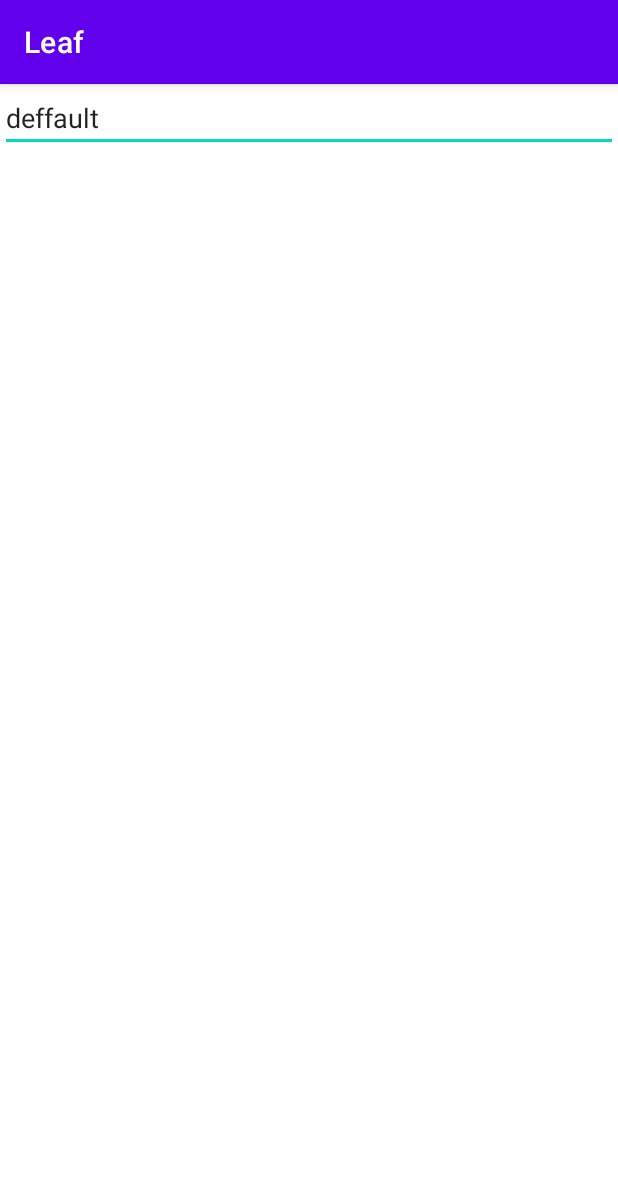
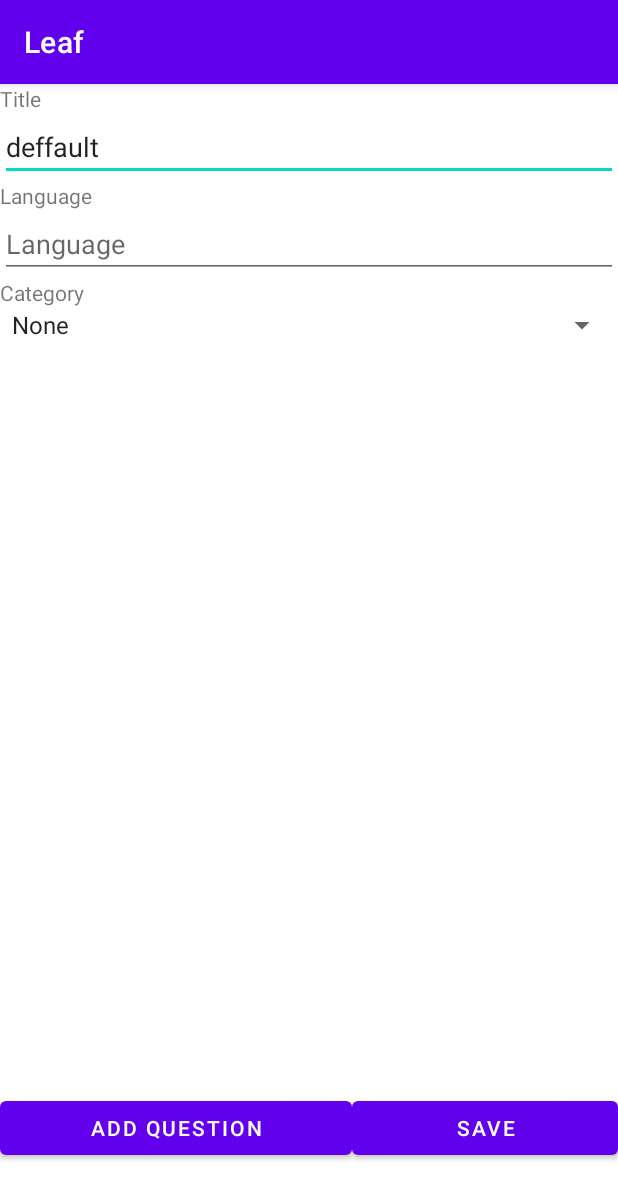
Before and after one commit to XavierRM/Leaf, an Android app: the screen it shows after launch (ListQuizActivity), after a tap on "CREATE", on a phone screen of 412 x 824 dp. Shown: the top 1199 px of the screen. Run offline under Robolectric (Android 15) with nearby library versions, the phone set to English and light mode, and no system bars; our stand-ins replace Firebase (no records; nobody signed in at launch, a user with empty details on screens opened directly); 5 statements that could not run were skipped.

Commit message:
Added category search

```diff
--- a/app/src/main/java/com/grupo22/Leaf/MainActivity.java
+++ b/app/src/main/java/com/grupo22/Leaf/MainActivity.java
@@ -15,10 +15,13 @@ import android.view.Menu;
 import android.view.MenuInflater;
 import android.view.MenuItem;
 import android.view.View;
+import android.widget.AdapterView;
+import android.widget.ArrayAdapter;
 import android.widget.Button;
 import android.widget.CompoundButton;
 import android.widget.EditText;
 import android.widget.ImageButton;
+import android.widget.Spinner;
 import android.widget.Switch;
 import android.widget.TextView;
 import android.widget.Toast;
@@ -51,6 +54,12 @@ public class MainActivity extends AppCompatActivity implements DecksView {
 
     EditText etTitle;
 
+    Spinner categorySpinner;
+
+    Button butSearch;
+
+    ArrayAdapter<CharSequence> spinnerAdapter;
+
     @Override
     protected void onCreate(Bundle savedInstanceState) {
         super.onCreate(savedInstanceState);
@@ -61,6 +70,8 @@ public class MainActivity extends AppCompatActivity implements DecksView {
         createDeckBut = findViewById(R.id.create_deck_but);
         userDecksSwitch = findViewById(R.id.sw_decks);
         etTitle = findViewById(R.id.et_search_title);
+        categorySpinner = findViewById(R.id.spinner_categ_main);
+        butSearch = findViewById(R.id.but_search);
 
         //Log.d("_TAG","Button exists with text: "+createDeckBut.getText().toString());
 
@@ -111,6 +122,18 @@ public class MainActivity extends AppCompatActivity implements DecksView {
                 mPresenter.switchDecksChanged();
             }
         });
+
+        butSearch.setOnClickListener(new View.OnClickListener() {
+            @Override
+            public void onClick(View view) {
+                mPresenter.initFlow();
+            }
+        });
+
+        spinnerAdapter = ArrayAdapter.createFromResource(this,
+                R.array.categs_array, android.R.layout.simple_spinner_item);
+
+        categorySpinner.setAdapter(spinnerAdapter);
     }
 
 
@@ -152,6 +175,11 @@ public class MainActivity extends AppCompatActivity implements DecksView {
     }
 
     @Override
+    public String getCategory(){
+        return spinnerAdapter.getItem(categorySpinner.getSelectedItemPosition()).toString();
+    }
+
+    @Override
     public boolean onOptionsItemSelected(@NonNull MenuItem item) {
         switch (item.getItemId()) {
             case R.id.registry_menu_item:
--- a/app/src/main/java/com/grupo22/Leaf/decksmain/adapter/DecksAdapter.java
+++ b/app/src/main/java/com/grupo22/Leaf/decksmain/adapter/DecksAdapter.java
@@ -47,7 +47,7 @@ public class DecksAdapter extends RecyclerView.Adapter<DecksAdapter.DeckHolder>
         }
         public void bind(DeckViewModel deckViewModel) {
             title.setText(deckViewModel.getTitle());
-            id.setText(deckViewModel.getId());
+            id.setText(deckViewModel.getCategory());
             editButton.setOnClickListener(new View.OnClickListener() {
                 @RequiresApi(api = Build.VERSION_CODES.O)
                 @Override
--- a/app/src/main/java/com/grupo22/Leaf/decksmain/presenter/DecksPresenterImp.java
+++ b/app/src/main/java/com/grupo22/Leaf/decksmain/presenter/DecksPresenterImp.java
@@ -61,6 +61,7 @@ public class DecksPresenterImp implements DecksPresenter {
         Log.d("_TAG",uid);
 
         String titleSearch = decksView.getTitleValue();
+        String category = decksView.getCategory();
 
         if(onlyUserDecks) {
             mUserService.getUser(uid, user -> {
@@ -68,7 +69,7 @@ public class DecksPresenterImp implements DecksPresenter {
                     //Temporal
                     List<Deck> newDecks = new ArrayList<Deck>();
                     for (Deck d : decks) {
-                        if (user.getUserDecks().contains(d.getId()) && d.getTitle().contains(titleSearch)) {
+                        if (user.getUserDecks().contains(d.getId()) && d.getTitle().contains(titleSearch) && (category.equals("None") || category.equals(d.getCategory()))) {
                             newDecks.add(d);
                         }
                     }
@@ -81,7 +82,7 @@ public class DecksPresenterImp implements DecksPresenter {
             mDeckService.searchDecks("", decks -> {
                 List<Deck> newDecks = new ArrayList<Deck>();
                 for (Deck d : decks) {
-                    if (d.getTitle().contains(titleSearch)) {
+                    if (d.getTitle().contains(titleSearch) && (category.equals("None") || category.equals(d.getCategory()))) {
                         newDecks.add(d);
                     }
                 }
--- a/app/src/main/java/com/grupo22/Leaf/decksmain/presenter/DecksView.java
+++ b/app/src/main/java/com/grupo22/Leaf/decksmain/presenter/DecksView.java
@@ -17,4 +17,6 @@ public interface DecksView {
     void setLoadingIndicatorVisibility(boolean show);
 
     String getTitleValue();
+
+    String getCategory();
 }
--- a/app/src/main/java/com/grupo22/Leaf/edit/ListQuizActivity.java
+++ b/app/src/main/java/com/grupo22/Leaf/edit/ListQuizActivity.java
@@ -13,8 +13,11 @@ import android.os.Build;
 import android.os.Bundle;
 import android.util.Log;
 import android.view.View;
+import android.widget.AdapterView;
+import android.widget.ArrayAdapter;
 import android.widget.Button;
 import android.widget.EditText;
+import android.widget.Spinner;
 import android.widget.TextView;
 import android.widget.Toast;
 
@@ -40,6 +43,7 @@ public class ListQuizActivity extends AppCompatActivity implements QuizzesView {
     EditText deckTitle;
     Button addQuizButton, saveButton;
     Deck deck;
+    Spinner categorySpinner;
     int lastEditPosition = 0;
 
     ProgressDialog progressDialog;
@@ -107,6 +111,7 @@ public class ListQuizActivity extends AppCompatActivity implements QuizzesView {
         deckTitle = findViewById(R.id.edit_deck_title_et);
         addQuizButton = findViewById(R.id.add_quiz_button);
         saveButton = findViewById(R.id.save_quizzes_button);
+        categorySpinner = findViewById(R.id.spinner_categ_edit_deck);
 
         setUpView();
 
@@ -121,6 +126,7 @@ public class ListQuizActivity extends AppCompatActivity implements QuizzesView {
             @Override
             public void onClick(View view) {
                 deck.setTitle(deckTitle.getText().toString());
+                Log.d("_TAG","Deck category is: "+deck.getCategory());
                 mDeckService.updateDeck(deck);
                 finish();
             }
@@ -159,6 +165,31 @@ public class ListQuizActivity extends AppCompatActivity implements QuizzesView {
                 my_startActivityForResultAddQuiz.launch(intent);
             }
         });
+
+        //ArrayAdapter<String> spinnerAdapter = new ArrayAdapter<>(this, android.R.layout.simple_spinner_dropdown_item, items);
+        ArrayAdapter<CharSequence> spinnerAdapter = ArrayAdapter.createFromResource(this,
+                R.array.categs_array, android.R.layout.simple_spinner_item);
+
+        categorySpinner.setAdapter(spinnerAdapter);
+
+        for (int i=0; i<spinnerAdapter.getCount(); i++){
+            if (spinnerAdapter.getItem(i).toString().equals(deck.getCategory())){
+                categorySpinner.setSelection(i);
+            }
+        }
+
+        categorySpinner.setOnItemSelectedListener(new AdapterView.OnItemSelectedListener() {
+            @Override
+            public void onItemSelected(AdapterView<?> adapterView, View view, int i, long l) {
+                Log.d("_TAG","Category: "+adapterView.getItemAtPosition(i).toString());
+                deck.setCategory(adapterView.getItemAtPosition(i).toString());
+            }
+
+            @Override
+            public void onNothingSelected(AdapterView<?> adapterView) {
+
+            }
+        });
     }
 
     public Deck getDeck() {
--- a/app/src/main/res/layout-night/activity_list_quiz.xml
+++ b/app/src/main/res/layout-night/activity_list_quiz.xml
@@ -6,16 +6,49 @@
     android:orientation="vertical"
     tools:context=".edit.ListQuizActivity">
 
+    <TextView
+        android:layout_width="match_parent"
+        android:layout_height="wrap_content"
+        android:text="@string/et_title"
+        ></TextView>
+
     <EditText
         android:layout_width="match_parent"
         android:layout_height="wrap_content"
-        android:id="@+id/edit_deck_title_et"/>
+        android:id="@+id/edit_deck_title_et"
+        android:hint="@string/et_title"/>
+
+    <TextView
+        android:layout_width="match_parent"
+        android:layout_height="wrap_content"
+        android:text="@string/et_lang"
+        ></TextView>
+
+    <EditText
+        android:layout_width="match_parent"
+        android:layout_height="wrap_content"
+        android:hint="@string/et_lang"
+        android:id="@+id/edit_deck_et_lang"
+        ></EditText>
+
+    <TextView
+        android:layout_width="match_parent"
+        android:layout_height="wrap_content"
+        android:text="@string/et_categ"
+        ></TextView>
+
+    <Spinner
+        android:layout_width="match_parent"
+        android:layout_height="wrap_content"
+        android:id="@+id/spinner_categ_edit_deck"
+        android:spinnerMode="dropdown"
+        ></Spinner>
 
     <androidx.swiperefreshlayout.widget.SwipeRefreshLayout
         android:id="@+id/swipe_refresh"
         android:layout_width="match_parent"
         android:layout_height="wrap_content"
-        android:layout_weight="1">
+        android:layout_weight="2">
 
         <androidx.recyclerview.widget.RecyclerView
             android:id="@+id/quizzes_list"
@@ -28,7 +61,7 @@
         android:layout_width="match_parent"
         android:layout_height="match_parent"
         android:orientation="horizontal"
-        android:layout_weight="10">
+        android:layout_weight="5">
 
         <Button
             android:layout_width="wrap_content"
--- a/app/src/main/res/layout/activity_list_quiz.xml
+++ b/app/src/main/res/layout/activity_list_quiz.xml
@@ -6,20 +6,50 @@
     android:orientation="vertical"
     tools:context=".edit.ListQuizActivity">
 
-    <LinearLayout
+    <TextView
         android:layout_width="match_parent"
         android:layout_height="wrap_content"
-        android:orientation="vertical">
-        <EditText
-            android:layout_width="match_parent"
-            android:layout_height="match_parent"
-            android:id="@+id/edit_deck_title_et"/>
-    </LinearLayout>
+        android:text="@string/et_title"
+        ></TextView>
+
+    <EditText
+        android:layout_width="match_parent"
+        android:layout_height="wrap_content"
+        android:id="@+id/edit_deck_title_et"
+        android:hint="@string/et_title"/>
+
+    <TextView
+        android:layout_width="match_parent"
+        android:layout_height="wrap_content"
+        android:text="@string/et_lang"
+        ></TextView>
+
+    <EditText
+        android:layout_width="match_parent"
+        android:layout_height="wrap_content"
+        android:hint="@string/et_lang"
+        android:id="@+id/edit_deck_et_lang"
+        ></EditText>
+
+    <TextView
+        android:layout_width="match_parent"
+        android:layout_height="wrap_content"
+        android:text="@string/et_categ"
+        ></TextView>
+
+    <Spinner
+        android:layout_width="match_parent"
+        android:layout_height="wrap_content"
+        android:id="@+id/spinner_categ_edit_deck"
+        android:spinnerMode="dropdown"
+        ></Spinner>
 
     <androidx.swiperefreshlayout.widget.SwipeRefreshLayout
         android:id="@+id/swipe_refresh"
         android:layout_width="match_parent"
-        android:layout_height="wrap_content">
+        android:layout_height="wrap_content"
+        android:layout_weight="2">
+
         <androidx.recyclerview.widget.RecyclerView
             android:id="@+id/quizzes_list"
             android:layout_height="wrap_content"
@@ -29,18 +59,21 @@
 
     <LinearLayout
         android:layout_width="match_parent"
-        android:layout_height="wrap_content"
-        android:orientation="vertical">
+        android:layout_height="match_parent"
+        android:orientation="horizontal"
+        android:layout_weight="5">
 
         <Button
             android:layout_width="wrap_content"
-            android:layout_height="match_parent"
+            android:layout_height="wrap_content"
+            android:layout_weight="1"
             android:id="@+id/add_quiz_button"
             android:text="@string/add_quiz_text"/>
 
         <Button
             android:layout_width="wrap_content"
-            android:layout_height="match_parent"
+            android:layout_height="wrap_content"
+            android:layout_weight="1"
             android:id="@+id/save_quizzes_button"
             android:text="@string/save_string"/>
     </LinearLayout>
--- /dev/null
+++ b/app/src/main/res/values/categories.xml
@@ -0,0 +1,10 @@
+<?xml version="1.0" encoding="utf-8"?>
+<resources>
+    <string-array name="categs_array">
+        <item>None</item>
+        <item>Math</item>
+        <item>History</item>
+        <item>Science</item>
+        <item>Language</item>
+    </string-array>
+</resources>
--- a/app/src/main/res/values/strings.xml
+++ b/app/src/main/res/values/strings.xml
@@ -22,4 +22,8 @@
     <string name="sw_all">All decks</string>
     <string name="tv_search_title">Search by tittle:</string>
     <string name="et_title">Title</string>
+    <string name="et_categ">Category</string>
+    <string name="et_lang">Language</string>
+    <string name="tv_filter_by">Filter by:</string>
+    <string name="but_search">Search</string>
 </resources>
```
Also changed, not shown: app/src/main/res/layout-night/activity_main.xml (+27 -2 lines), app/src/main/res/layout/activity_main.xml (+26 -2 lines).
